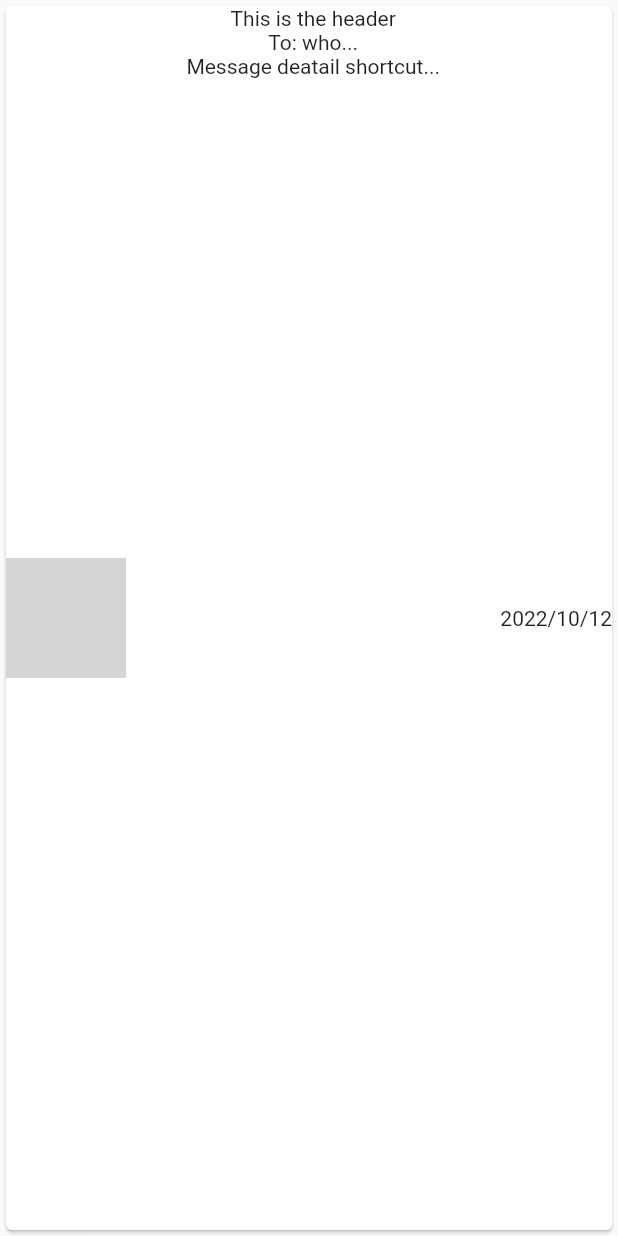
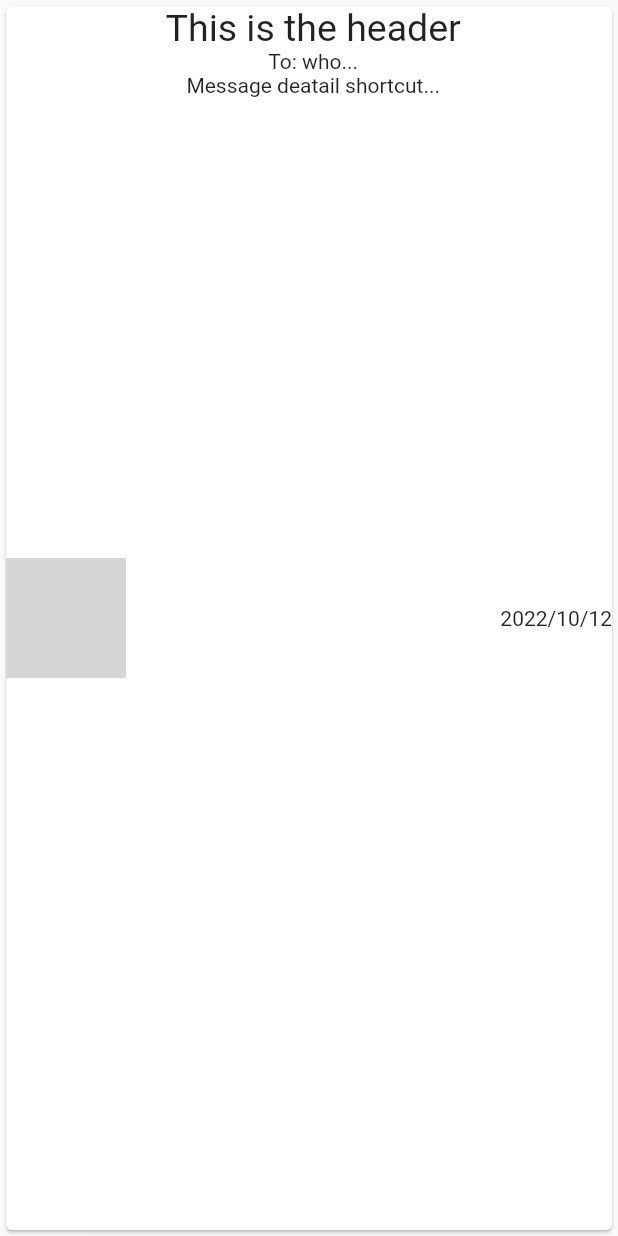
Before and after one commit to Skyright7/demo_ksl_mobbile_flutter, a Flutter app: the MyMessageCard widget shown alone on an empty page, opened directly, on a phone screen of 412 x 824 dp. Run offline on Flutter 3.47's test engine with Material 2 defaults, Android fonts, the light colour scheme and no system bars; our stand-ins replace card_swiper; missing offline and left inert: bruno; network calls fail; grey boxes are pictures that could not be loaded.

Commit message:
修改了一些卡片的设计

```diff
--- a/lib/widgets/EventInfoCard.dart
+++ b/lib/widgets/EventInfoCard.dart
@@ -22,7 +22,7 @@ class _MyEventInfoCardState extends State<MyEventInfoCard> {
               child: Container(
                 child: Column(
                   children: [
-                    Text("This is a header."),
+                    Text("This is a header.",style: TextStyle(fontSize: 25)),
                     Text("This is a short cut of main info..."),
                     Text("Hold on: 2022/10/30"),
                   ],
--- a/lib/widgets/MessageCard.dart
+++ b/lib/widgets/MessageCard.dart
@@ -23,7 +23,7 @@ class _MyMessageCardState extends State<MyMessageCard> {
                 child: Container(
                   child: Column(
                     children: [
-                      Text("This is the header"),
+                      Text("This is the header",style: TextStyle(fontSize: 25)),
                       Text("To: who..."),
                       Text("Message deatail shortcut..."),
                     ],
--- a/lib/widgets/UserCard.dart
+++ b/lib/widgets/UserCard.dart
@@ -39,7 +39,7 @@ class _MyUserCardState extends State<MyUserCard> {
                 child: Container(
                   child: Column(
                     children: [
-                      Text(userName),
+                      Expanded(child: Text(userName,style: TextStyle(fontSize: 25),),),
                       Text(userShortInfo),
                       Text(userTitle),
                     ],
```
